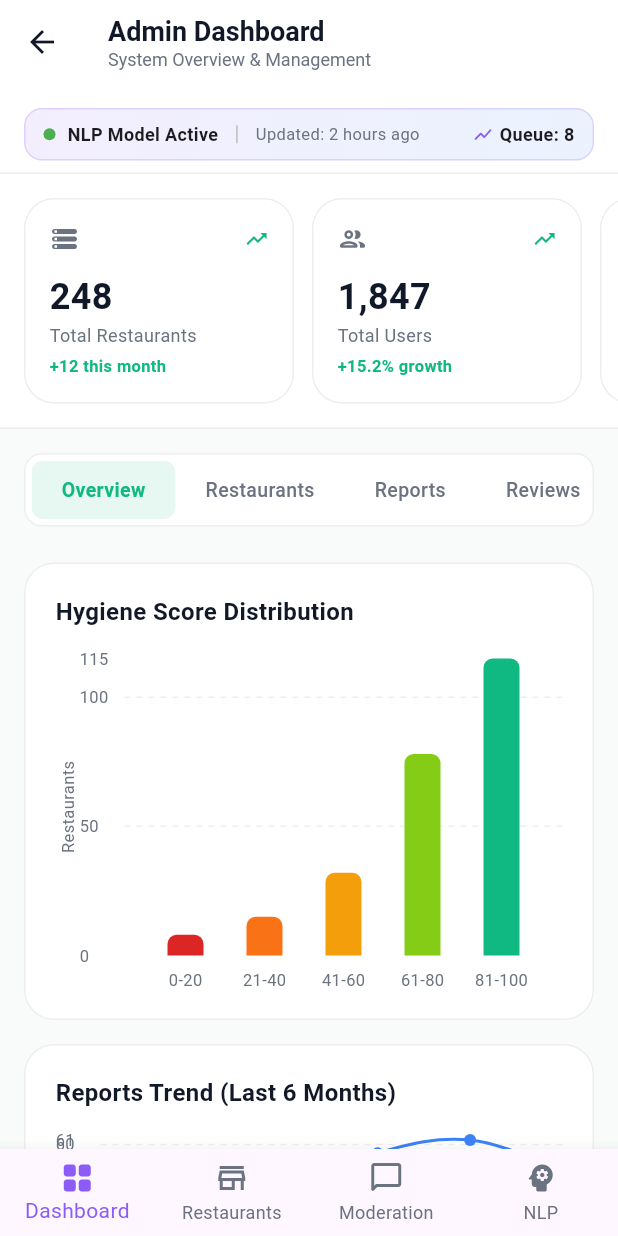
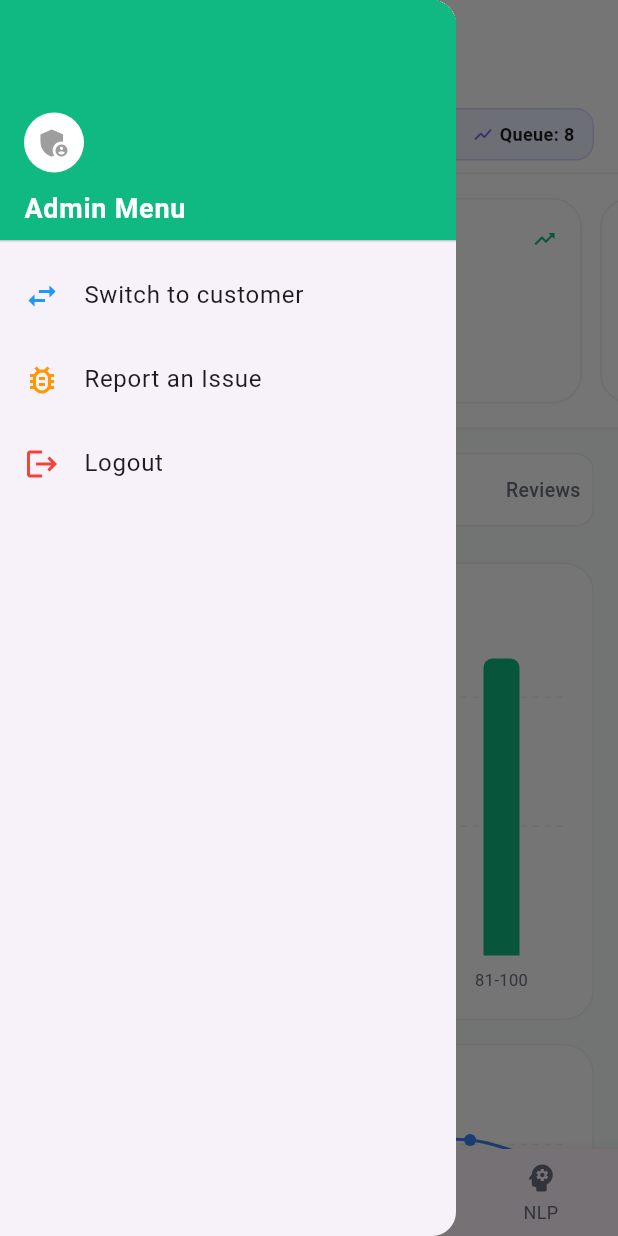
Before and after one commit to Haider-Shamsi/Hygenie-Based-Restaurant-Recommender-Updated-, a Flutter app: the AdminDashboardScreen screen opened directly, with the side drawer open (before the commit the screen has no drawer), on a phone screen of 412 x 824 dp. Run offline on Flutter 3.47's test engine with Material 3 defaults, Android fonts, the phone set to English and light mode, and no system bars; drawn by our look-alikes of fl_chart; our stand-ins replace flutter_map, font_awesome_flutter, geocoding, geolocator, google_sign_in, latlong2 and 1 more; missing offline and left inert: google_sign_in_web; accounts and stored records are empty.

Commit message:
minor changes

```diff
--- a/lib/AdminDashboardScreen.dart
+++ b/lib/AdminDashboardScreen.dart
@@ -163,6 +163,52 @@ class _AdminDashboardScreenState extends State<AdminDashboardScreen> {
     return Scaffold(
       backgroundColor: _bgGray,
       appBar: _buildAppBar(),
+      drawer: Drawer(
+        child: ListView(
+          padding: EdgeInsets.zero,
+          children: [
+            DrawerHeader(
+              decoration: BoxDecoration(color: _brandTeal),
+              child: Column(
+                crossAxisAlignment: CrossAxisAlignment.start,
+                mainAxisAlignment: MainAxisAlignment.end,
+                children: const [
+                  CircleAvatar(
+                    backgroundColor: Colors.white,
+                    child: Icon(Icons.admin_panel_settings, color: Colors.grey),
+                  ),
+                  SizedBox(height: 10),
+                  Text('Admin Menu', style: TextStyle(color: Colors.white, fontSize: 18, fontWeight: FontWeight.bold)),
+                ],
+              ),
+            ),
+            ListTile(
+              leading: const Icon(Icons.swap_horiz, color: Colors.blue),
+              title: const Text('Switch to customer'),
+              onTap: () {
+                Navigator.pop(context); // Close the drawer
+                widget.onBack(); // Switch to customer
+              },
+            ),
+            ListTile(
+              leading: const Icon(Icons.bug_report_outlined, color: Colors.orange),
+              title: const Text('Report an Issue'),
+              onTap: () {
+                Navigator.pop(context); // Close the drawer
+                // TODO: Navigate to report issue screen
+              },
+            ),
+            ListTile(
+              leading: const Icon(Icons.logout, color: Colors.red),
+              title: const Text('Logout'),
+              onTap: () {
+                Navigator.pop(context); // Close the drawer
+                // TODO: Handle logout logic
+              },
+            ),
+          ],
+        ),
+      ),
       body: Column(
         children: [
           _buildTopStatsBar(),
@@ -190,7 +236,7 @@ class _AdminDashboardScreenState extends State<AdminDashboardScreen> {
     return AppBar(
       backgroundColor: Colors.white,
       elevation: 0,
-      leading: IconButton(icon: Icon(Icons.arrow_back, color: _textDark), onPressed: widget.onBack),
+      iconTheme: IconThemeData(color: _textDark), // Ensures drawer icon is dark
       title: Column(
         crossAxisAlignment: CrossAxisAlignment.start,
         children: [
--- a/lib/otp_page.dart
+++ b/lib/otp_page.dart
@@ -20,7 +20,7 @@ class _OTPScreenState extends State<OTPScreen> {
   late List<FocusNode> focusNodes;
 
   Timer? _timer;
-  int _start = 50; // Resend timer
+  int _start = 60; // Resend timer
   bool isLoading = false;
 
   @override
--- a/lib/sign_up_page.dart
+++ b/lib/sign_up_page.dart
@@ -40,7 +40,7 @@ class CommonWidgets {
         ),
         const SizedBox(height: 30),
         Image.network( // Use image asset in real app
-          'https://w7.pngwing.com/pngs/351/319/png-transparent-logo-safe-food-brand-dining-cutlery-green-safety-label-text-rectangle.png',
+          'https://imgs.search.brave.com/78Zxol2K-kDEL8FVgzqDYkzKIgYwKJj1JdmgxuBuUnQ/rs:fit:500:0:1:0/g:ce/aHR0cHM6Ly90My5m/dGNkbi5uZXQvanBn/LzE1LzIxLzEyLzc0/LzM2MF9GXzE1MjEx/Mjc0NzhfeG1OeUhq/QmYzQXVLVjJLejJr/MlBuR1F4ZE96UTJo/QkMuanBn',
           height: 120,
         ),
         const SizedBox(height: 20),
```
Also changed, not shown: lib/sign_in_page.dart (+12 -4 lines), 1 other file.
